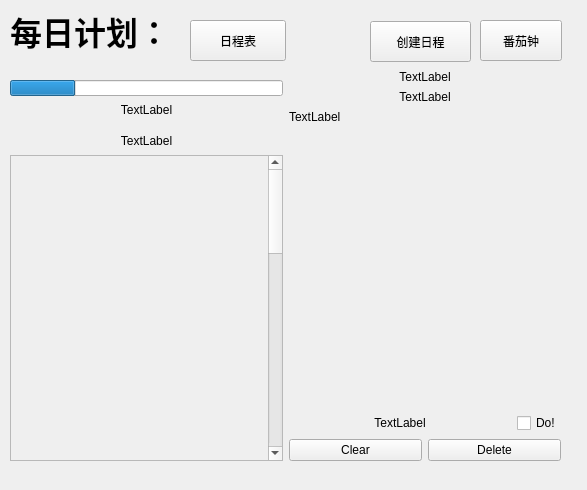
zajuak/TriDoS, file dailyplan.ui: the form before one commit.
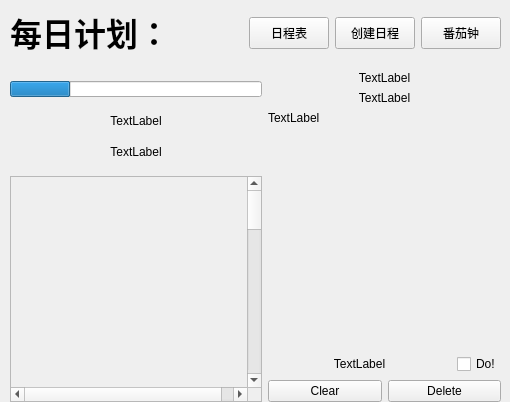
The form after the commit.

```diff
--- a/dailyplan.ui
+++ b/dailyplan.ui
@@ -6,21 +6,44 @@
    <rect>
     <x>0</x>
     <y>0</y>
-    <width>587</width>
-    <height>490</height>
+    <width>510</width>
+    <height>402</height>
    </rect>
   </property>
+  <property name="sizePolicy">
+   <sizepolicy hsizetype="Minimum" vsizetype="Minimum">
+    <horstretch>0</horstretch>
+    <verstretch>0</verstretch>
+   </sizepolicy>
+  </property>
   <property name="windowTitle">
    <string>Form</string>
   </property>
+  <widget class="QWidget" name="verticalLayoutWidget">
+   <property name="geometry">
+    <rect>
+     <x>0</x>
+     <y>1</y>
+     <width>511</width>
+     <height>401</height>
+    </rect>
+   </property>
+   <layout class="QVBoxLayout" name="LargeLayout">
+    <property name="leftMargin">
+     <number>10</number>
+    </property>
+    <property name="rightMargin">
+     <number>10</number>
+    </property>
+    <item>
+     <layout class="QHBoxLayout" name="HeaderLayout">
+      <item>
   <widget class="QLabel" name="Title">
-   <property name="geometry">
-    <rect>
-     <x>10</x>
-     <y>0</y>
-     <width>192</width>
-     <height>64</height>
-    </rect>
+        <property name="sizePolicy">
+         <sizepolicy hsizetype="Minimum" vsizetype="Preferred">
+          <horstretch>0</horstretch>
+          <verstretch>0</verstretch>
+         </sizepolicy>
    </property>
    <property name="minimumSize">
     <size>
@@ -38,22 +61,78 @@
     <string>&lt;html&gt;&lt;head/&gt;&lt;body&gt;&lt;p&gt;&lt;span style=&quot; font-size:24pt; font-weight:700;&quot;&gt;每日计划：&lt;/span&gt;&lt;/p&gt;&lt;/body&gt;&lt;/html&gt;</string>
    </property>
   </widget>
-  <widget class="QWidget" name="horizontalLayoutWidget_2">
-   <property name="geometry">
-    <rect>
-     <x>10</x>
-     <y>70</y>
-     <width>551</width>
-     <height>391</height>
-    </rect>
-   </property>
+      </item>
+      <item>
+       <layout class="QHBoxLayout" name="horizontalLayout">
+        <item>
+         <widget class="QPushButton" name="HabitOrToday">
+          <property name="sizePolicy">
+           <sizepolicy hsizetype="Minimum" vsizetype="Fixed">
+            <horstretch>0</horstretch>
+            <verstretch>0</verstretch>
+           </sizepolicy>
+          </property>
+          <property name="minimumSize">
+           <size>
+            <width>32</width>
+            <height>32</height>
+           </size>
+          </property>
+          <property name="text">
+           <string>日程表</string>
+          </property>
+         </widget>
+        </item>
+        <item>
+         <widget class="QPushButton" name="AddForToday">
+          <property name="sizePolicy">
+           <sizepolicy hsizetype="Minimum" vsizetype="Fixed">
+            <horstretch>0</horstretch>
+            <verstretch>0</verstretch>
+           </sizepolicy>
+          </property>
+          <property name="minimumSize">
+           <size>
+            <width>32</width>
+            <height>32</height>
+           </size>
+          </property>
+          <property name="text">
+           <string>创建日程</string>
+          </property>
+         </widget>
+        </item>
+        <item>
+         <widget class="QPushButton" name="pomodroButton">
+          <property name="sizePolicy">
+           <sizepolicy hsizetype="Minimum" vsizetype="Fixed">
+            <horstretch>0</horstretch>
+            <verstretch>0</verstretch>
+           </sizepolicy>
+          </property>
+          <property name="minimumSize">
+           <size>
+            <width>32</width>
+            <height>32</height>
+           </size>
+          </property>
+          <property name="text">
+           <string>番茄钟</string>
+          </property>
+         </widget>
+        </item>
+       </layout>
+      </item>
+     </layout>
+    </item>
+    <item>
    <layout class="QGridLayout" name="mainLayout">
     <item row="0" column="1">
      <layout class="QVBoxLayout" name="DetailLayout">
       <item>
        <widget class="QLabel" name="IssueTitle">
         <property name="sizePolicy">
-         <sizepolicy hsizetype="Preferred" vsizetype="Fixed">
+           <sizepolicy hsizetype="Minimum" vsizetype="Fixed">
           <horstretch>0</horstretch>
           <verstretch>0</verstretch>
          </sizepolicy>
@@ -69,7 +148,7 @@
       <item>
        <widget class="QLabel" name="IssueDura">
         <property name="sizePolicy">
-         <sizepolicy hsizetype="Preferred" vsizetype="Fixed">
+           <sizepolicy hsizetype="Minimum" vsizetype="Fixed">
           <horstretch>0</horstretch>
           <verstretch>0</verstretch>
          </sizepolicy>
@@ -85,7 +164,7 @@
       <item>
        <widget class="QLabel" name="IssueDetail">
         <property name="sizePolicy">
-         <sizepolicy hsizetype="Preferred" vsizetype="Expanding">
+           <sizepolicy hsizetype="Minimum" vsizetype="Expanding">
           <horstretch>0</horstretch>
           <verstretch>0</verstretch>
          </sizepolicy>
@@ -108,6 +187,12 @@
        <layout class="QHBoxLayout" name="AttributeLayout">
         <item>
          <widget class="QLabel" name="Kinds">
+            <property name="sizePolicy">
+             <sizepolicy hsizetype="Minimum" vsizetype="Preferred">
+              <horstretch>0</horstretch>
+              <verstretch>0</verstretch>
+             </sizepolicy>
+            </property>
           <property name="text">
            <string>TextLabel</string>
           </property>
@@ -136,7 +221,7 @@
         <item>
          <widget class="QPushButton" name="ModiIssue">
           <property name="sizePolicy">
-           <sizepolicy hsizetype="Preferred" vsizetype="Fixed">
+             <sizepolicy hsizetype="Minimum" vsizetype="Fixed">
             <horstretch>0</horstretch>
             <verstretch>0</verstretch>
            </sizepolicy>
@@ -152,7 +237,7 @@
         <item>
          <widget class="QPushButton" name="DeleteIssue">
           <property name="sizePolicy">
-           <sizepolicy hsizetype="Preferred" vsizetype="Fixed">
+             <sizepolicy hsizetype="Minimum" vsizetype="Fixed">
             <horstretch>0</horstretch>
             <verstretch>0</verstretch>
            </sizepolicy>
@@ -180,12 +265,12 @@
          <enum>Qt::Orientation::Vertical</enum>
         </property>
         <property name="sizeType">
-         <enum>QSizePolicy::Policy::Preferred</enum>
+           <enum>QSizePolicy::Policy::Minimum</enum>
         </property>
         <property name="sizeHint" stdset="0">
          <size>
           <width>20</width>
-          <height>40</height>
+            <height>10</height>
          </size>
         </property>
        </spacer>
@@ -193,7 +278,7 @@
       <item>
        <widget class="QProgressBar" name="TimeProgress">
         <property name="sizePolicy">
-         <sizepolicy hsizetype="Preferred" vsizetype="Preferred">
+           <sizepolicy hsizetype="Minimum" vsizetype="Preferred">
           <horstretch>0</horstretch>
           <verstretch>0</verstretch>
          </sizepolicy>
@@ -218,7 +303,7 @@
          <enum>Qt::Orientation::Vertical</enum>
         </property>
         <property name="sizeType">
-         <enum>QSizePolicy::Policy::Maximum</enum>
+           <enum>QSizePolicy::Policy::Minimum</enum>
         </property>
         <property name="sizeHint" stdset="0">
          <size>
@@ -231,7 +316,7 @@
       <item>
        <widget class="QLabel" name="NowTime">
         <property name="sizePolicy">
-         <sizepolicy hsizetype="Preferred" vsizetype="Preferred">
+           <sizepolicy hsizetype="Minimum" vsizetype="Preferred">
           <horstretch>0</horstretch>
           <verstretch>0</verstretch>
          </sizepolicy>
@@ -250,7 +335,7 @@
          <enum>Qt::Orientation::Vertical</enum>
         </property>
         <property name="sizeType">
-         <enum>QSizePolicy::Policy::Fixed</enum>
+           <enum>QSizePolicy::Policy::Minimum</enum>
         </property>
         <property name="sizeHint" stdset="0">
          <size>
@@ -263,7 +348,7 @@
       <item>
        <widget class="QLabel" name="DayOnShow">
         <property name="sizePolicy">
-         <sizepolicy hsizetype="Preferred" vsizetype="Minimum">
+           <sizepolicy hsizetype="Minimum" vsizetype="Minimum">
           <horstretch>0</horstretch>
           <verstretch>0</verstretch>
          </sizepolicy>
@@ -282,7 +367,7 @@
          <enum>Qt::Orientation::Vertical</enum>
         </property>
         <property name="sizeType">
-         <enum>QSizePolicy::Policy::Preferred</enum>
+           <enum>QSizePolicy::Policy::Minimum</enum>
         </property>
         <property name="sizeHint" stdset="0">
          <size>
@@ -295,7 +380,7 @@
       <item>
        <widget class="QScrollArea" name="ScheduleScroll">
         <property name="sizePolicy">
-         <sizepolicy hsizetype="Preferred" vsizetype="Expanding">
+           <sizepolicy hsizetype="Minimum" vsizetype="Expanding">
           <horstretch>0</horstretch>
           <verstretch>0</verstretch>
          </sizepolicy>
@@ -316,7 +401,7 @@
           </rect>
          </property>
          <property name="sizePolicy">
-          <sizepolicy hsizetype="Preferred" vsizetype="Expanding">
+            <sizepolicy hsizetype="Minimum" vsizetype="Expanding">
            <horstretch>0</horstretch>
            <verstretch>0</verstretch>
           </sizepolicy>
@@ -327,81 +412,8 @@
      </layout>
     </item>
    </layout>
-  </widget>
-  <widget class="QPushButton" name="pomodroButton">
-   <property name="geometry">
-    <rect>
-     <x>480</x>
-     <y>20</y>
-     <width>82</width>
-     <height>41</height>
-    </rect>
-   </property>
-   <property name="sizePolicy">
-    <sizepolicy hsizetype="Preferred" vsizetype="Fixed">
-     <horstretch>0</horstretch>
-     <verstretch>0</verstretch>
-    </sizepolicy>
-   </property>
-   <property name="minimumSize">
-    <size>
-     <width>32</width>
-     <height>32</height>
-    </size>
-   </property>
-   <property name="text">
-    <string>番茄钟</string>
-   </property>
-  </widget>
-  <widget class="QPushButton" name="HabitOrToday">
-   <property name="geometry">
-    <rect>
-     <x>190</x>
-     <y>20</y>
-     <width>96</width>
-     <height>41</height>
-    </rect>
-   </property>
-   <property name="sizePolicy">
-    <sizepolicy hsizetype="Preferred" vsizetype="Fixed">
-     <horstretch>0</horstretch>
-     <verstretch>0</verstretch>
-    </sizepolicy>
-   </property>
-   <property name="minimumSize">
-    <size>
-     <width>32</width>
-     <height>32</height>
-    </size>
-   </property>
-   <property name="text">
-    <string>日程表</string>
-   </property>
-  </widget>
-  <widget class="QPushButton" name="AddForToday">
-   <property name="geometry">
-    <rect>
-     <x>370</x>
-     <y>21</y>
-     <width>101</width>
-     <height>41</height>
-    </rect>
-   </property>
-   <property name="sizePolicy">
-    <sizepolicy hsizetype="Preferred" vsizetype="Fixed">
-     <horstretch>0</horstretch>
-     <verstretch>0</verstretch>
-    </sizepolicy>
-   </property>
-   <property name="minimumSize">
-    <size>
-     <width>32</width>
-     <height>32</height>
-    </size>
-   </property>
-   <property name="text">
-    <string>创建日程</string>
-   </property>
+    </item>
+   </layout>
   </widget>
  </widget>
  <resources/>
```
Lines whose indentation alone changed are shown as unchanged.
